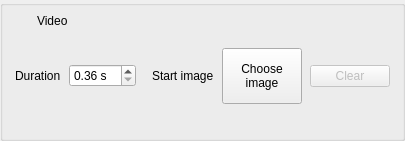
The window that src/dtflow/ui/forms/video_panel.ui (djebaz/dtflow) describes before a commit, drawn with Qt 5.
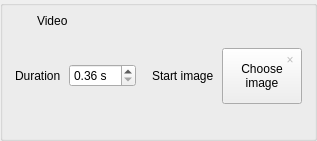
The same window after the commit.

Commit message:
Fill the video source tile and overlay its clear badge
Replace the separate Clear button with a small token-backed red badge on the photo. Cover-fill the thumbnail without changing source or submitted crop, center the control row and emphasize duration evidence using existing tokens. Sync the UI contract and desktop guidance. Refs #540.

The edit to the form file:
```diff
--- a/src/dtflow/ui/forms/video_panel.ui
+++ b/src/dtflow/ui/forms/video_panel.ui
@@ -91,7 +91,7 @@
      <property name="role" stdset="0">
       <string>sectionContents</string>
      </property>
-     <layout class="QGridLayout" name="videoGrid" columnstretch="0,0,1,0,0,0">
+     <layout class="QGridLayout" name="videoGrid" columnstretch="0,0,1,0,0">
       <property name="leftMargin">
        <number>12</number>
       </property>
@@ -110,7 +110,7 @@
       <property name="verticalSpacing">
        <number>8</number>
       </property>
-      <item row="0" column="0">
+      <item row="0" column="0" alignment="Qt::AlignVCenter">
        <widget class="QLabel" name="videoDurationTitle">
         <property name="text">
          <string>Duration</string>
@@ -179,7 +179,7 @@
         </property>
        </widget>
       </item>
-      <item row="0" column="3">
+      <item row="0" column="3" alignment="Qt::AlignVCenter">
        <widget class="QLabel" name="videoStartTitle">
         <property name="text">
          <string>Start image</string>
@@ -192,7 +192,20 @@
         </property>
        </widget>
       </item>
-      <item row="0" column="4">
+      <item row="0" column="4" alignment="Qt::AlignVCenter">
+       <widget class="QWidget" name="videoSourceHost">
+        <property name="minimumSize">
+         <size>
+          <width>80</width>
+          <height>56</height>
+         </size>
+        </property>
+        <property name="maximumSize">
+         <size>
+          <width>80</width>
+          <height>56</height>
+         </size>
+        </property>
        <widget class="QPushButton" name="videoChooseStartButton">
         <property name="text">
          <string>Choose
@@ -212,20 +225,23 @@
         </property>
         <property name="iconSize">
          <size>
-          <width>72</width>
-          <height>48</height>
+           <width>76</width>
+           <height>52</height>
          </size>
         </property>
         <property name="accessibleName">
          <string>Choose or replace start image; hover or focus to preview the crop</string>
         </property>
-       </widget>
-      </item>
-      <item row="0" column="5">
-       <widget class="QPushButton" name="videoClearStartButton">
-        <property name="text">
-         <string>Clear</string>
-        </property>
+         <property name="geometry">
+          <rect>
+           <x>0</x>
+           <y>0</y>
+           <width>80</width>
+           <height>56</height>
+          </rect>
+         </property>
+        </widget>
+        <widget class="QToolButton" name="videoClearStartButton">
         <property name="accessibleName">
          <string>Clear start image</string>
         </property>
@@ -235,9 +251,24 @@
         <property name="toolTip">
          <string>Clear the draft start image; saved outputs are unchanged.</string>
         </property>
+         <property name="geometry">
+          <rect>
+           <x>58</x>
+           <y>2</y>
+           <width>20</width>
+           <height>20</height>
+          </rect>
+         </property>
+         <property name="text">
+          <string>×</string>
+         </property>
+         <property name="autoRaise">
+          <bool>true</bool>
+         </property>
+        </widget>
        </widget>
       </item>
-      <item row="1" column="0" colspan="6">
+      <item row="1" column="0" colspan="5">
        <widget class="QLabel" name="videoProblemLabel">
         <property name="text">
          <string />
```
Left out of the diff: 10 changed lines with no effect on the pictures. Lines whose indentation alone changed are shown as unchanged. The commit also changes 7 other files.
